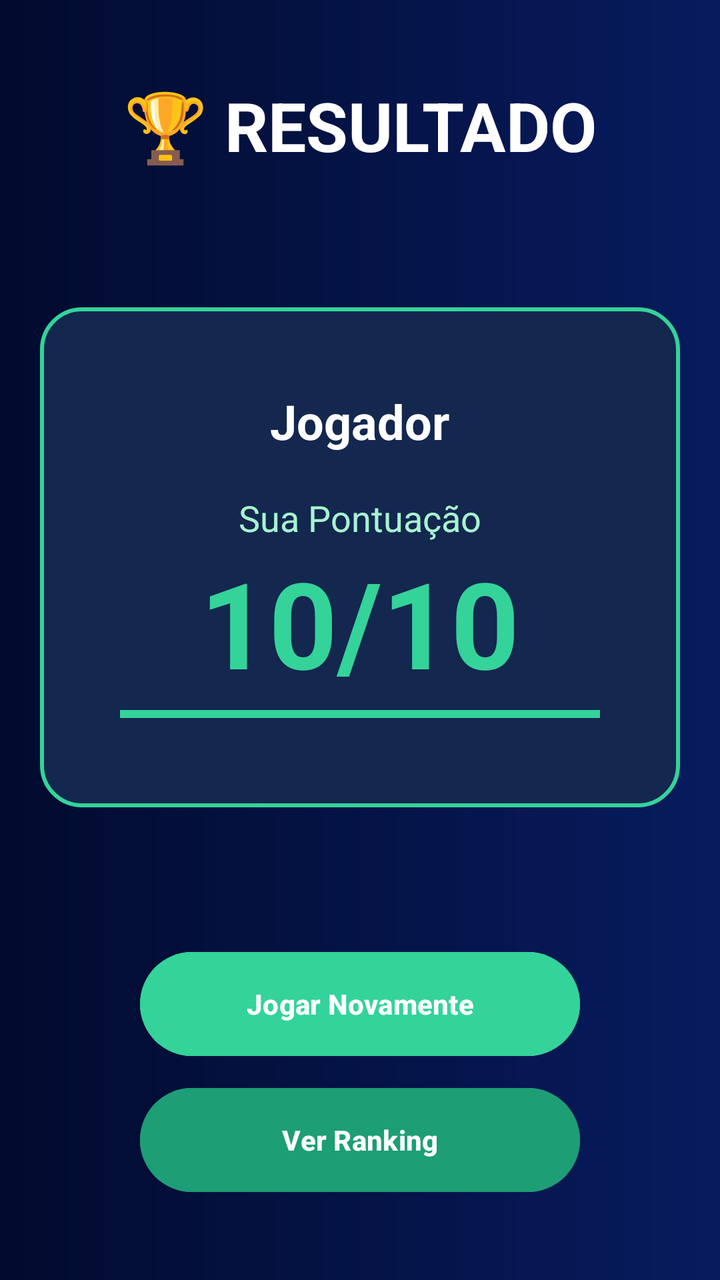
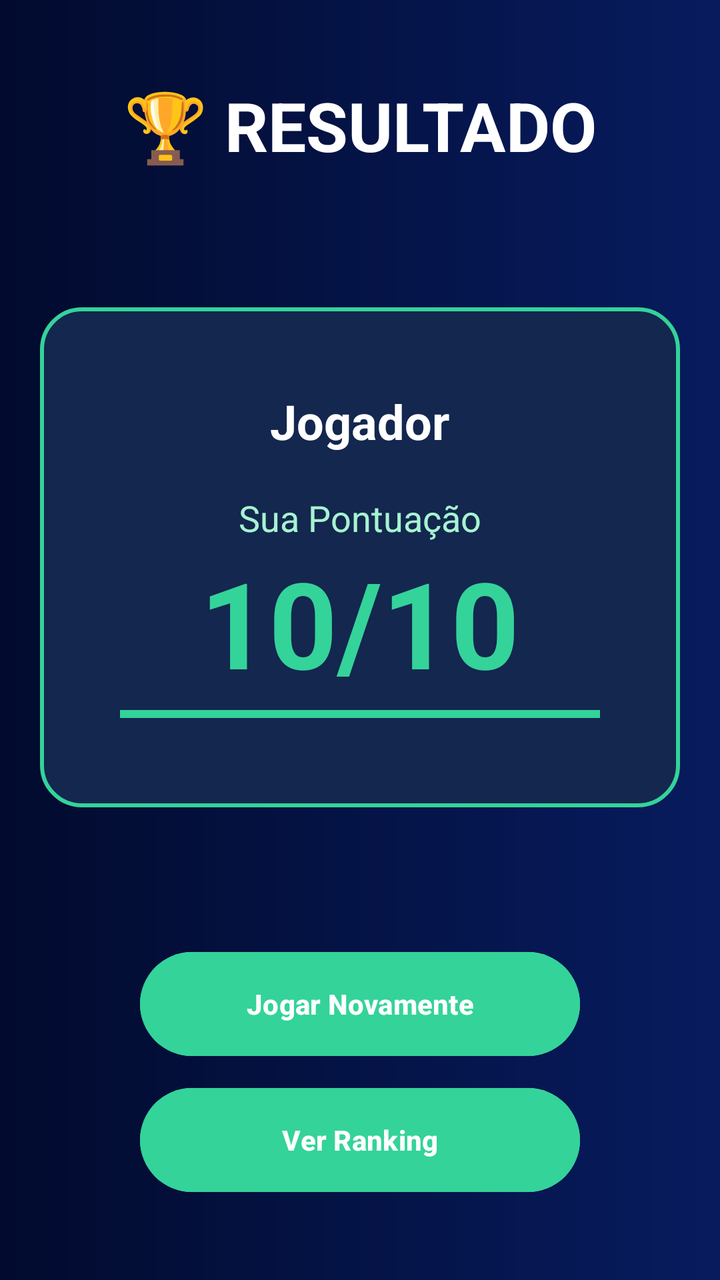

Two renders of the same Android screen: before a commit and after it. Below are the layout's source before the change and the commit's diff.
<!-- AndroidManifest.xml: application theme Theme.Pio -->
<!-- res/layout/activity_tela_resultado.xml -->
<?xml version="1.0" encoding="utf-8"?>
<androidx.constraintlayout.widget.ConstraintLayout
    xmlns:android="http://schemas.android.com/apk/res/android"
    xmlns:app="http://schemas.android.com/apk/res-auto"
    android:id="@+id/main"
    android:layout_width="match_parent"
    android:layout_height="match_parent"
    android:background="@drawable/bg_quiz">

    <TextView
        android:id="@+id/tvTitulo"
        android:layout_width="wrap_content"
        android:layout_height="wrap_content"
        android:text="🏆 RESULTADO"
        android:textColor="#FFFFFF"
        android:textSize="34sp"
        android:textStyle="bold"
        android:layout_marginTop="40dp"
        app:layout_constraintTop_toTopOf="parent"
        app:layout_constraintStart_toStartOf="parent"
        app:layout_constraintEnd_toEndOf="parent"/>

    <LinearLayout
        android:layout_width="320dp"
        android:layout_height="250dp"
        android:orientation="vertical"
        android:gravity="center"
        android:background="@drawable/bg_option"
        android:padding="24dp"
        app:layout_constraintTop_toBottomOf="@id/tvTitulo"
        app:layout_constraintBottom_toTopOf="@id/btnJogarNovamente"
        app:layout_constraintStart_toStartOf="parent"
        app:layout_constraintEnd_toEndOf="parent">

        <TextView
            android:id="@+id/tvNome"
            android:layout_width="wrap_content"
            android:layout_height="wrap_content"
            android:text="Jogador"
            android:textColor="#FFFFFF"
            android:textSize="24sp"
            android:textStyle="bold"/>

        <TextView
            android:layout_width="wrap_content"
            android:layout_height="wrap_content"
            android:text="Sua Pontuação"
            android:textColor="#A7F3D0"
            android:textSize="18sp"
            android:layout_marginTop="20dp"/>

        <TextView
            android:id="@+id/tvPontuacao"
            android:layout_width="wrap_content"
            android:layout_height="wrap_content"
            android:text="10/10"
            android:textColor="#34D399"
            android:textSize="60sp"
            android:textStyle="bold"/>

        <ProgressBar
            android:id="@+id/progressResultado"
            style="?android:attr/progressBarStyleHorizontal"
            android:layout_width="240dp"
            android:layout_height="12dp"
            android:max="10"
            android:progress="10"
            android:progressTint="#34D399"/>
    </LinearLayout>

    <Button
        android:id="@+id/btnJogarNovamente"
        android:layout_width="220dp"
        android:layout_height="60dp"
        android:text="Jogar Novamente"
        android:textColor="#FFFFFF"
        android:textStyle="bold"
        android:backgroundTint="#34D399"
        android:layout_marginBottom="8dp"
        app:layout_constraintBottom_toTopOf="@id/btnRanking"
        app:layout_constraintStart_toStartOf="parent"
        app:layout_constraintEnd_toEndOf="parent"/>

    <Button
        android:id="@+id/btnRanking"
        android:layout_width="220dp"
        android:layout_height="60dp"
        android:text="Ver Ranking"
        android:textColor="#FFFFFF"
        android:textStyle="bold"
        android:backgroundTint="#1D9E75"
        android:layout_marginBottom="40dp"
        app:layout_constraintBottom_toBottomOf="parent"
        app:layout_constraintStart_toStartOf="parent"
        app:layout_constraintEnd_toEndOf="parent"/>

</androidx.constraintlayout.widget.ConstraintLayout>
<!-- resources referenced by this layout -->
<resources>
  <!-- drawable bg_option (drawable) -->
  <?xml version="1.0" encoding="utf-8"?>
  <shape xmlns:android="http://schemas.android.com/apk/res/android">
      <solid android:color="#13274F"/>
  
      <corners android:radius="20dp"/>
  
      <stroke
          android:width="2dp"
          android:color="#34D399"/>
  </shape>
  <!-- drawable bg_quiz (drawable) -->
  <?xml version="1.0" encoding="utf-8"?>
  <shape xmlns:android="http://schemas.android.com/apk/res/android">
      <gradient
          android:startColor="#020B2E"
          android:endColor="#071B5E"
          android:angle="0"/>
  </shape>
  <style name="Theme.Pio" parent="Base.Theme.Pio" />
  <style name="Base.Theme.Pio" parent="Theme.Material3.DayNight.NoActionBar">
          
          
      </style>
</resources>

<!-- the commit's change to res/layout/activity_tela_resultado.xml (unified diff, before → after) -->
@@ -85,13 +85,13 @@
         android:id="@+id/btnRanking"
         android:layout_width="220dp"
         android:layout_height="60dp"
+        android:layout_marginBottom="40dp"
+        android:backgroundTint="#34D399"
         android:text="Ver Ranking"
         android:textColor="#FFFFFF"
         android:textStyle="bold"
-        android:backgroundTint="#1D9E75"
-        android:layout_marginBottom="40dp"
         app:layout_constraintBottom_toBottomOf="parent"
-        app:layout_constraintStart_toStartOf="parent"
-        app:layout_constraintEnd_toEndOf="parent"/>
+        app:layout_constraintEnd_toEndOf="parent"
+        app:layout_constraintStart_toStartOf="parent" />
 
 </androidx.constraintlayout.widget.ConstraintLayout>
